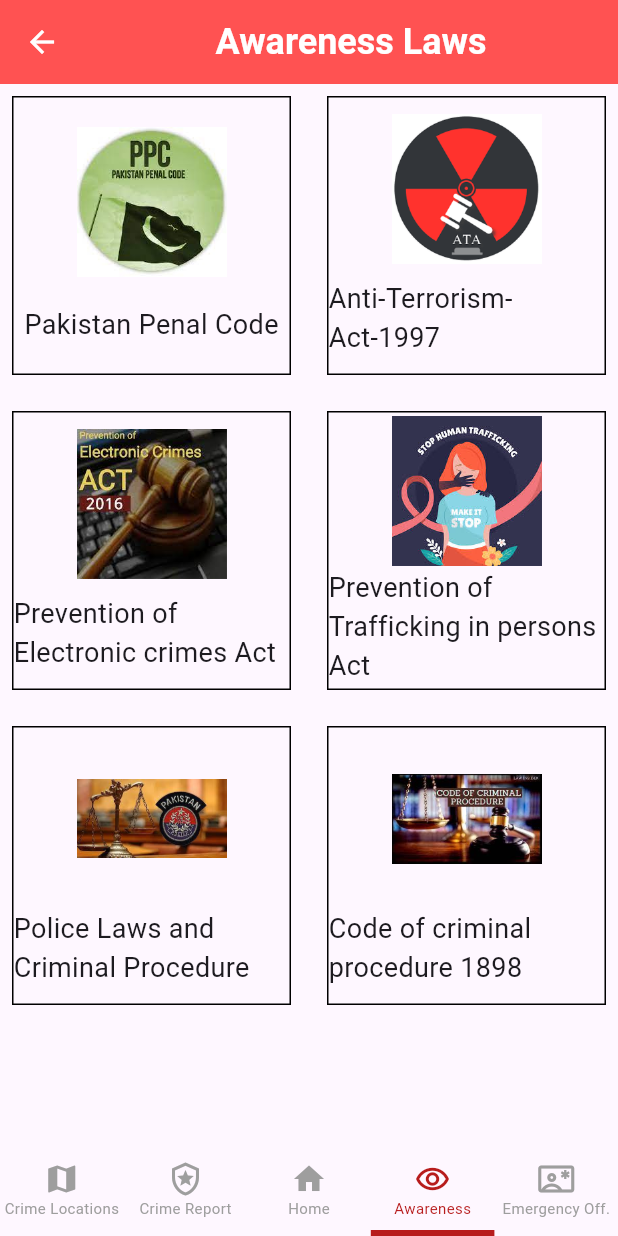
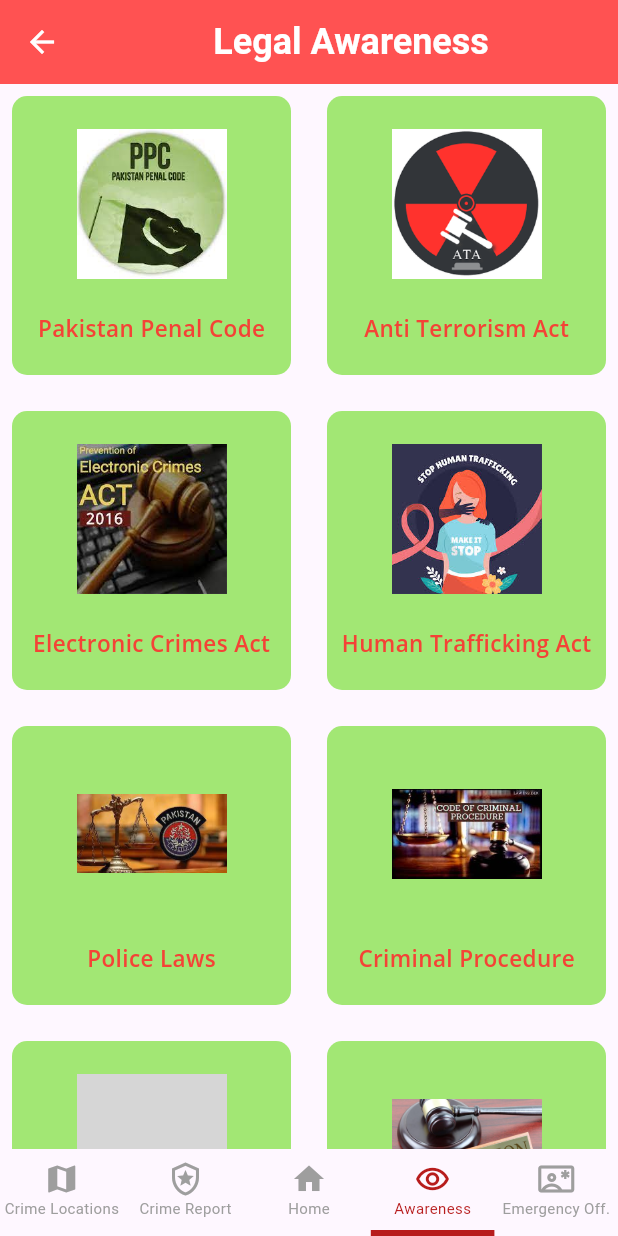
Before and after one commit to Waseem-Gopang/crimereporting_and_preventionsystem, a Flutter app: the Awareness screen opened by its route, on a phone screen of 412 x 824 dp. Run offline on Flutter 3.47's test engine with Material 3 defaults, Android fonts, the phone set to English and light mode, and no system bars; our stand-ins replace csc_picker, file_picker, firebase_auth, firebase_core, firebase_database, firebase_storage and 11 more; missing offline and left inert: background_sms, firebase_app_check, flutter_facebook_auth, flutter_google_places, github_sign_in_plus, google_api_headers and 2 more; accounts and stored records are empty; network calls fail; grey boxes are pictures that could not be loaded.

```diff
--- a/lib/awareness/awareness_screen.dart
+++ b/lib/awareness/awareness_screen.dart
@@ -2,6 +2,7 @@ import 'package:crimereporting_and_preventionsystem/utils/bottom_navbar.dart';
 import 'package:crimereporting_and_preventionsystem/utils/custom_widget.dart';
 import 'package:flutter/material.dart';
 import 'package:firebase_storage/firebase_storage.dart' as firebase_storage;
+import 'package:google_fonts/google_fonts.dart';
 import 'package:syncfusion_flutter_pdfviewer/pdfviewer.dart';
 
 class Awareness extends StatefulWidget {
@@ -15,7 +16,7 @@ class _AwarenessState extends State<Awareness> {
   @override
   Widget build(BuildContext context) {
     return Scaffold(
-      appBar: customAppBar(title: "Awareness Laws"),
+      appBar: customAppBar(title: "Legal Awareness"),
       body: buildGridView(),
       bottomNavigationBar:
           const CustomBottomNavigationBar(defaultSelectedIndex: 3),
@@ -52,7 +53,8 @@ class _AwarenessState extends State<Awareness> {
         },
         child: Container(
           decoration: BoxDecoration(
-            border: Border.all(),
+            color: Colors.lightGreenAccent.shade700.withOpacity(.6),
+            borderRadius: BorderRadius.circular(10),
           ),
           child: Column(
             mainAxisAlignment: MainAxisAlignment.spaceEvenly,
@@ -64,8 +66,12 @@ class _AwarenessState extends State<Awareness> {
               ),
               Text(
                 pdfData[index]["name"]!,
-                style: const TextStyle(fontSize: 18),
-              ),
+                style: GoogleFonts.openSans(
+                    textStyle: const TextStyle(
+                        color: Colors.red,
+                        fontSize: 15,
+                        fontWeight: FontWeight.w600)),
+              )
             ],
           ),
         ),
@@ -132,23 +138,34 @@ class _PdfScreenState extends State<PdfScreen> {
 List<Map<String, String>> pdfData = [
   {"name": "Pakistan Penal Code", "image": "assets/LegalDocuments/ppc.jpg"},
   {
-    "name": "Anti-Terrorism-Act-1997",
+    "name": "Anti Terrorism Act",
     "image": "assets/LegalDocuments/Anti-Terrorism Act.png"
   },
   {
-    "name": "Prevention of Electronic crimes Act",
+    "name": "Electronic Crimes Act",
     "image": "assets/LegalDocuments/Prevention of Electronic crimes Act.jpg"
   },
   {
-    "name": "Prevention of Trafficking in persons Act",
+    "name": "Human Trafficking Act",
     "image": "assets/LegalDocuments/trafficking.png"
   },
   {
-    "name": "Police Laws and Criminal Procedure",
+    "name": "Police Laws",
     "image": "assets/LegalDocuments/police laws and criminal procedure.jpg"
   },
   {
-    "name": "Code of criminal procedure 1898",
+    "name": "Criminal Procedure",
     "image": "assets/LegalDocuments/Code of criminal procedure.jpg"
-  }
+  },
+  {"name": "Arms Act", "image": "assets/LegalDocuments/Arms Act.jfif"},
+  {
+    "name": "Corruption Act",
+    "image": "assets/LegalDocuments/Corruption Act.jpg"
+  },
+  {"name": "Customs Act", "image": "assets/LegalDocuments/Customs Act.jfif"},
+  {
+    "name": "Foreign Exchange Act",
+    "image": "assets/LegalDocuments/Foreign Exchange Act.jpg"
+  },
+  {"name": "Juvenile Act", "image": "assets/LegalDocuments/Juvenile Act.jpg"}
 ];
--- a/lib/emergency_official/grid_dashboard.dart
+++ b/lib/emergency_official/grid_dashboard.dart
@@ -46,7 +46,6 @@ class _GridDashboardState extends State<GridDashboard> {
   @override
   Widget build(BuildContext context) {
     List<Items> myList = [item1, item2, item3, item4];
-    var color = 0xff2471A3;
     return Scaffold(
       appBar: customAppBar(title: "Emergency Officials"),
       body: GridView.count(
--- a/lib/login_register/screens/register_screen.dart
+++ b/lib/login_register/screens/register_screen.dart
@@ -460,7 +460,7 @@ class _RegisterScreenState extends State<RegisterScreen> {
           ),
           onPressed: () async {
             if (_formKey.currentState!.validate()) {
-              bool isDuplicate = await checkUserExist(iNo);
+              bool isDuplicate = await AuthService().checkUserExist(iNo);
               if (!isDuplicate) {
                 registerUser();
               } else {
@@ -476,7 +476,7 @@ class _RegisterScreenState extends State<RegisterScreen> {
 
   registerUser() async {
     //create user account
-    uID = await createAccount(email, pass, iNo);
+    uID = await AuthService().createAccount(email, pass, iNo);
     //check if avatar uploaded
     imageUrl = image != null ? await uploadImage(file: image!) : "";
     //check if user account created
--- a/lib/service/firebase.dart
+++ b/lib/service/firebase.dart
@@ -10,7 +10,9 @@ import 'package:shared_preferences/shared_preferences.dart';
 import 'package:flutter_facebook_auth/flutter_facebook_auth.dart';
 import 'package:github_sign_in_plus/github_sign_in_plus.dart';
 
+class AuthService {
   final ref = FirebaseDatabase.instance.ref();
+  Stream<User?> get authStateChanges => _auth.authStateChanges();
 
 //Sign In by email method
   Future signIn(String email, String password) async {
@@ -42,7 +44,8 @@ Future createAccount(String email, String password, String iNo) async {
       if (e.code == 'weak-password') {
         Fluttertoast.showToast(msg: "The password provided is too weak.");
       } else if (e.code == 'email-already-in-use') {
-      Fluttertoast.showToast(msg: "The account already exists for that email.");
+        Fluttertoast.showToast(
+            msg: "The account already exists for that email.");
       }
       return false;
     } catch (e) {
@@ -150,9 +153,9 @@ Future<void> githubLogin(BuildContext context) async {
   }
 
 //sign out method
-// Future signOut() async {
-//   await FirebaseAuth.instance.signOut();
-// }
+  Future signOut() async {
+    await FirebaseAuth.instance.signOut();
+  }
 
 //method for checking users having same cnic no.
   Future checkUserExist(String idNo) async {
@@ -172,3 +175,4 @@ Future checkUserExist(String idNo) async {
       return isDuplicate;
     }
   }
+}
```
Also changed, not shown: lib/crime_location/screens/crime_location_screen.dart (+7 -6 lines), lib/crime_report/screens/crime_report_screen.dart (+7 -45 lines), lib/home.dart (+16 -1 lines), lib/login_register/screens/login_screen.dart (+6 -5 lines), lib/main.dart (+14 -23 lines), assets/LegalDocuments/Corruption Act.jpg (added), assets/LegalDocuments/Foreign Exchange Act.jpg (added), assets/LegalDocuments/Juvenile Act.jpg (added), 2 other files. Lines whose indentation alone changed are shown as unchanged.
